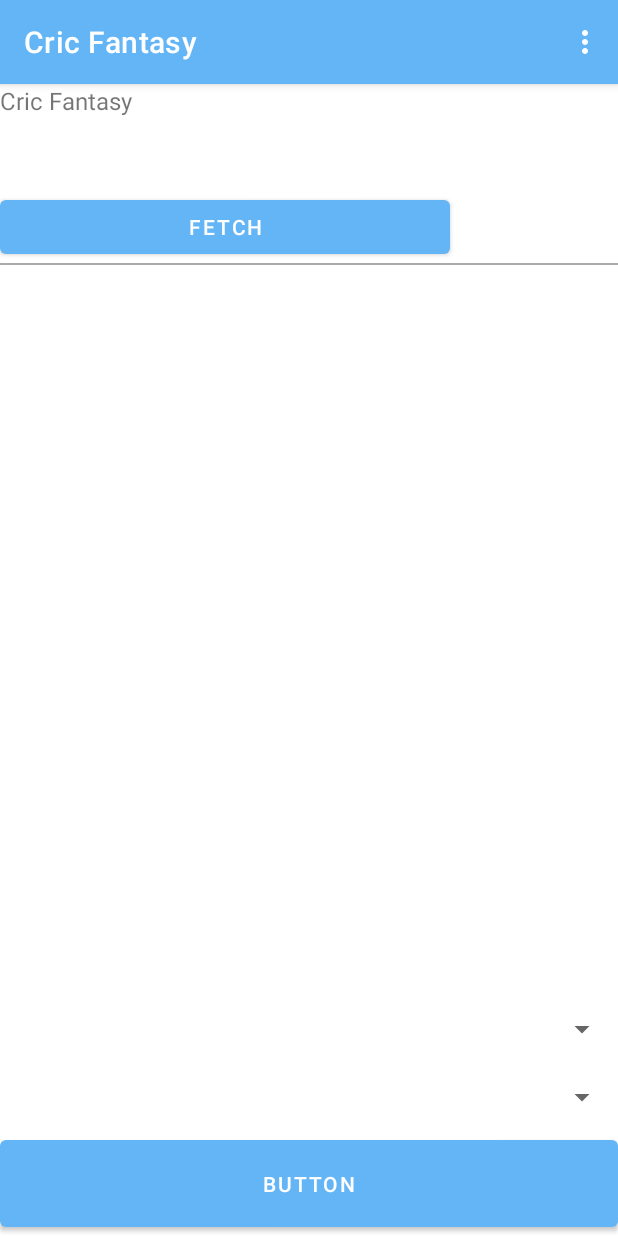
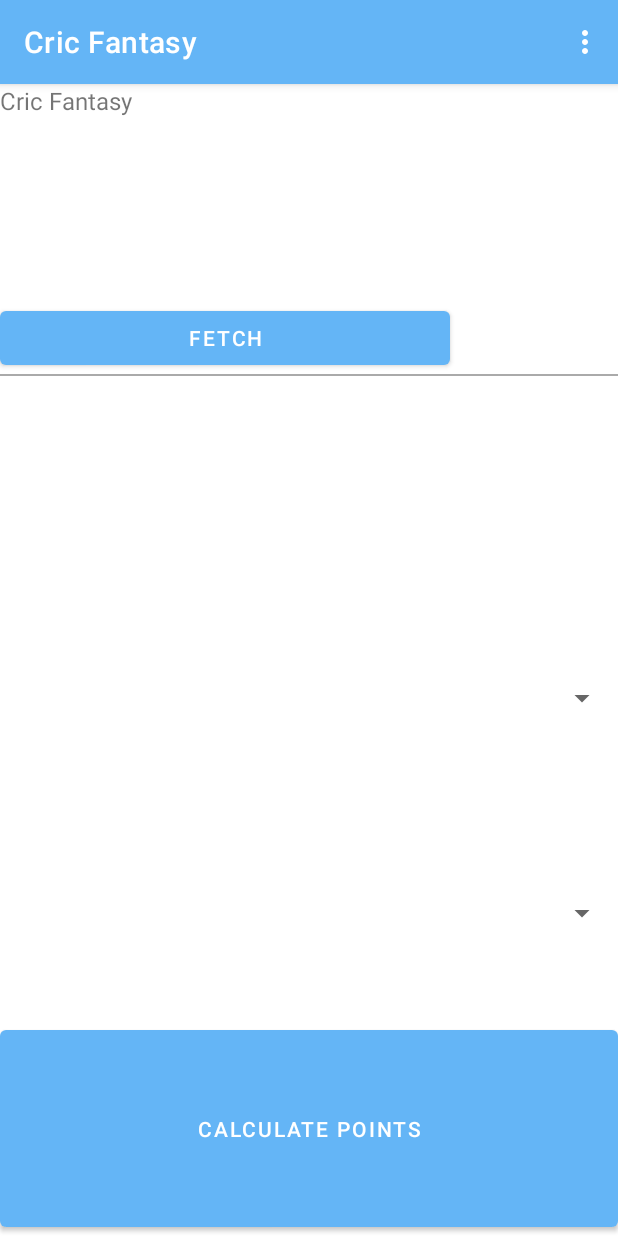
Before and after one commit to ringpisolve/CricFantasy, an Android app: the AddMatchActivity screen opened directly, with no data from a screen before it, on a phone screen of 412 x 824 dp. Run offline under Robolectric (Android 15) with nearby library versions, the phone set to English and light mode, and no system bars; our stand-ins replace Firebase (no records; nobody signed in at launch, a user with empty details on screens opened directly).

Commit message:
Add match layout UI fixes

```diff
--- a/app/src/main/res/layout/sample_main.xml
+++ b/app/src/main/res/layout/sample_main.xml
@@ -38,27 +38,27 @@
 
     <TextView
         android:id="@+id/data_text"
-        android:layout_width="45dp"
-        android:layout_height="465dp"
+        android:layout_width="match_parent"
+        android:layout_height="48dp"
         android:layout_weight="1"
         android:freezesText="true" />
 
     <Spinner
         android:id="@+id/spinner1"
         android:layout_width="match_parent"
-        android:layout_height="wrap_content"
+        android:layout_height="48dp"
         android:layout_weight="1" />
 
     <Spinner
         android:id="@+id/spinner2"
         android:layout_width="match_parent"
-        android:layout_height="wrap_content"
+        android:layout_height="48dp"
         android:layout_weight="1" />
 
     <Button
         android:id="@+id/button"
         android:layout_width="match_parent"
-        android:layout_height="wrap_content"
+        android:layout_height="48dp"
         android:layout_weight="1"
-        android:text="Button" />
+        android:text="@string/calculate_points" />
 </LinearLayout>
--- a/app/src/main/res/values/strings.xml
+++ b/app/src/main/res/values/strings.xml
@@ -21,4 +21,5 @@
     <!-- TODO: Remove or change this placeholder text -->
     <string name="hello_blank_fragment">Hello blank fragment</string>
     <string name="your_squad_text">Your Squad</string>
+    <string name="calculate_points">Calculate points</string>
 </resources>
```
